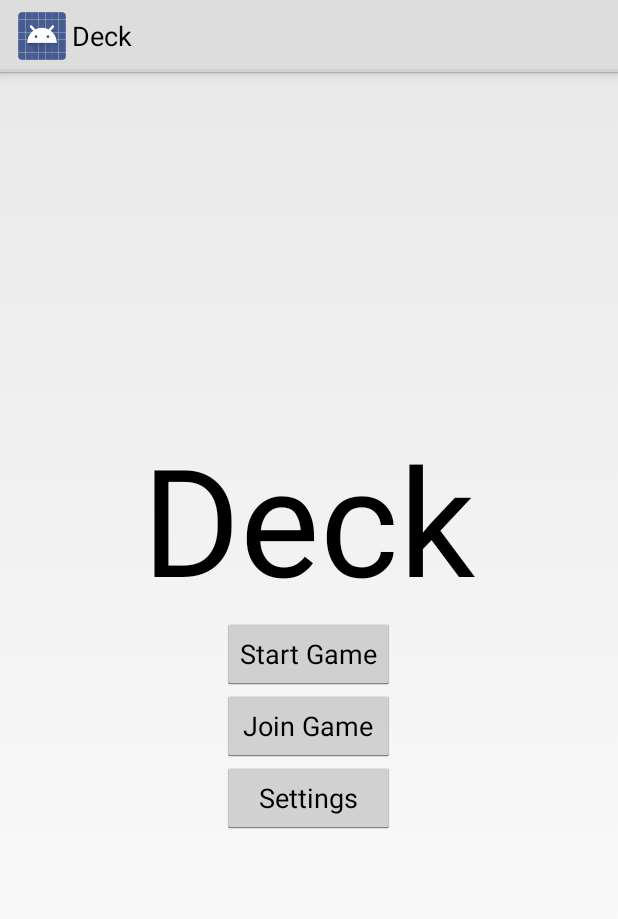
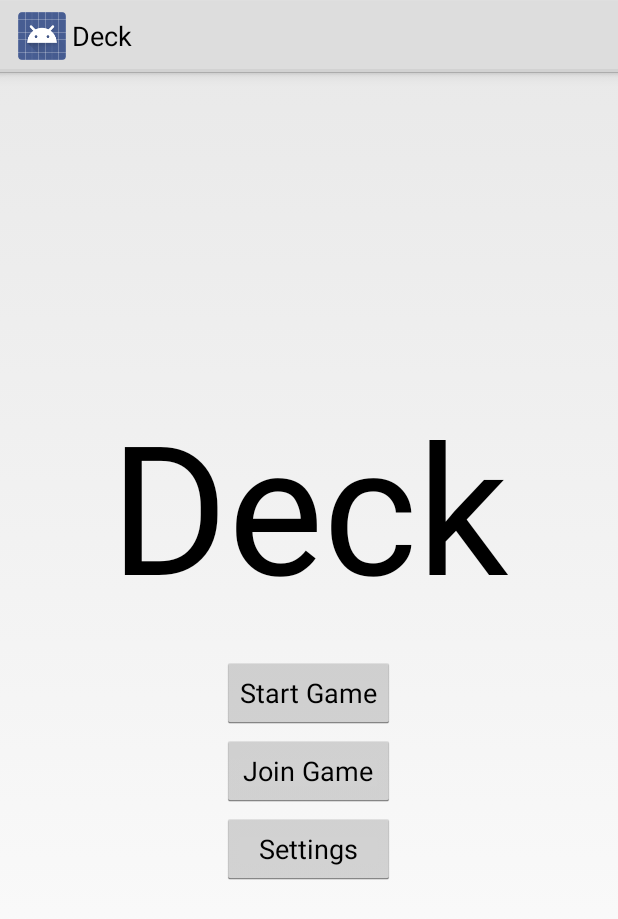
Before and after one commit to anickle060193/deck_old, an Android app: the screen it shows after launch (MainActivity), on a phone screen of 412 x 824 dp. Shown: the top 919 px of the screen. Run offline under Robolectric (Android 15) with nearby library versions, the phone set to English and light mode, and no system bars; libraries missing offline, so code that uses them is left out: com.crashlytics.android, de.keyboardsurfer.android; 1 statement that could not run was skipped.

Commit message:
Changed Main Activity to use LinearLayout.

```diff
--- a/app/src/main/res/layout/activity_main.xml
+++ b/app/src/main/res/layout/activity_main.xml
@@ -1,48 +1,58 @@
-<RelativeLayout
+<?xml version="1.0" encoding="utf-8"?>
+
+<LinearLayout
     xmlns:android="http://schemas.android.com/apk/res/android"
     xmlns:tools="http://schemas.android.com/tools"
+    android:orientation="vertical"
     android:layout_width="match_parent"
     android:layout_height="match_parent"
     android:paddingBottom="@dimen/activity_vertical_margin"
     android:paddingLeft="@dimen/activity_horizontal_margin"
     android:paddingRight="@dimen/activity_horizontal_margin"
     android:paddingTop="@dimen/activity_vertical_margin"
-    tools:context=".Main" >
+    tools:context=".Main"
+    android:weightSum="1" >
 
     <TextView
         android:layout_width="wrap_content"
-        android:layout_height="wrap_content"
+        android:layout_height="0dp"
         android:textAppearance="?android:attr/textAppearanceLarge"
-        android:textSize="100sp"
+        android:textSize="120sp"
         android:text="Deck"
         android:id="@+id/deckTitle"
-        android:layout_above="@+id/startGameButton"
-        android:layout_centerHorizontal="true"/>
+        android:layout_weight="0.5"
+        android:layout_gravity="center_horizontal"
+        android:gravity="bottom"
+        android:paddingBottom="20dp" />
+
+    <LinearLayout
+        android:layout_width="wrap_content"
+        android:layout_height="0dp"
+        android:orientation="vertical"
+        android:layout_weight="0.5"
+        android:layout_gravity="center_horizontal">
 
         <Button
-        android:layout_width="wrap_content"
+            android:layout_width="match_parent"
             android:layout_height="wrap_content"
             android:text="Start Game"
             android:id="@+id/startGameButton"
-        android:layout_centerVertical="true"
-        android:layout_centerHorizontal="true"/>
+            android:layout_margin="2dp" />
 
         <Button
-        android:layout_width="wrap_content"
+            android:layout_width="match_parent"
             android:layout_height="wrap_content"
             android:text="Join Game"
             android:id="@+id/joinGameButton"
-        android:layout_below="@+id/startGameButton"
-        android:layout_alignLeft="@+id/startGameButton"
-        android:layout_alignRight="@+id/startGameButton" />
+            android:layout_margin="2dp" />
 
         <Button
-        android:layout_width="wrap_content"
+            android:layout_width="match_parent"
             android:layout_height="wrap_content"
             android:text="Settings"
             android:id="@+id/settingsButton"
-        android:layout_below="@+id/joinGameButton"
-        android:layout_alignLeft="@+id/joinGameButton"
-        android:layout_alignRight="@+id/joinGameButton" />
+            android:layout_margin="2dp" />
 
-</RelativeLayout>
+    </LinearLayout>
+
+</LinearLayout>
```
Lines whose indentation alone changed are shown as unchanged.
